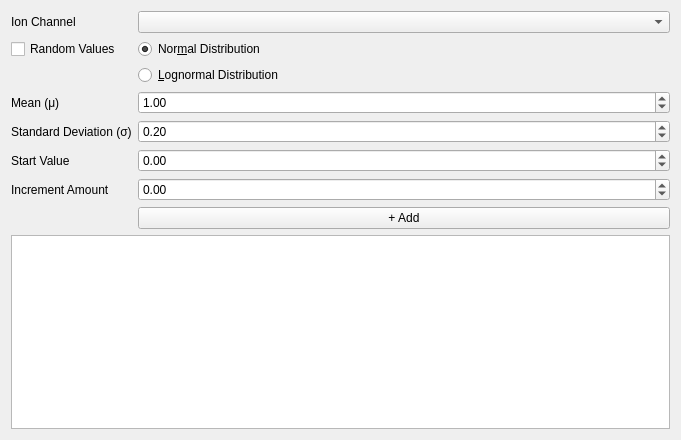
Old version of the form LongQtMain/pvarmenu.ui in the repository hundlab/LongQt.
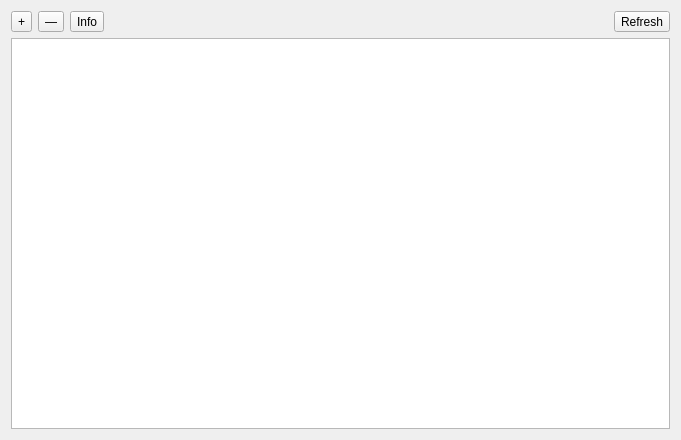
New version of the form.

Commit message: changed pvarmenu to have tool buttons

Diff of the .ui file:
```diff
--- a/LongQtMain/pvarmenu.ui
+++ b/LongQtMain/pvarmenu.ui
@@ -15,137 +15,45 @@
   </property>
   <layout class="QVBoxLayout" name="mainLayout">
    <item>
-    <layout class="QFormLayout" name="formLayout">
-     <item row="2" column="0">
-      <widget class="QLabel" name="ionChannelTypeLabel">
+    <layout class="QHBoxLayout" name="horizontalLayout">
+     <item>
+      <widget class="QToolButton" name="addButton">
        <property name="text">
-        <string>Ion Channel</string>
+        <string>+</string>
        </property>
       </widget>
      </item>
-     <item row="2" column="1">
-      <widget class="QComboBox" name="ionChannelType"/>
-     </item>
-     <item row="5" column="0">
-      <widget class="QCheckBox" name="randomize">
+     <item>
+      <widget class="QToolButton" name="removeButton">
        <property name="text">
-        <string>Random Values</string>
+        <string>—</string>
        </property>
       </widget>
      </item>
-     <item row="5" column="1">
-      <widget class="QRadioButton" name="normalDist">
-       <property name="visible">
-        <bool>false</bool>
-       </property>
+     <item>
+      <widget class="QToolButton" name="infoButton">
        <property name="text">
-        <string>Nor&amp;mal Distribution</string>
+        <string>Info</string>
        </property>
-       <property name="checked">
-        <bool>true</bool>
-       </property>
       </widget>
      </item>
-     <item row="6" column="1">
-      <widget class="QRadioButton" name="lognormalDist">
-       <property name="visible">
-        <bool>false</bool>
+     <item>
+      <spacer name="horizontalSpacer">
+       <property name="orientation">
+        <enum>Qt::Horizontal</enum>
        </property>
-       <property name="text">
-        <string>&amp;Lognormal Distribution</string>
+       <property name="sizeHint" stdset="0">
+        <size>
+         <width>40</width>
+         <height>20</height>
+        </size>
        </property>
-      </widget>
+      </spacer>
      </item>
-     <item row="8" column="0">
-      <widget class="QLabel" name="meanLabel">
-       <property name="visible">
-        <bool>false</bool>
-       </property>
+     <item>
+      <widget class="QToolButton" name="refreshButton">
        <property name="text">
-        <string>Mean (μ)</string>
-       </property>
-      </widget>
-     </item>
-     <item row="8" column="1">
-      <widget class="QDoubleSpinBox" name="mean">
-       <property name="visible">
-        <bool>false</bool>
-       </property>
-       <property name="minimum">
-        <double>-10.000000000000000</double>
-       </property>
-       <property name="maximum">
-        <double>10.000000000000000</double>
-       </property>
-       <property name="value">
-        <double>1.000000000000000</double>
-       </property>
-      </widget>
-     </item>
-     <item row="9" column="0">
-      <widget class="QLabel" name="stdDevLabel">
-       <property name="visible">
-        <bool>false</bool>
-       </property>
-       <property name="text">
-        <string>Standard Deviation (σ)</string>
-       </property>
-      </widget>
-     </item>
-     <item row="9" column="1">
-      <widget class="QDoubleSpinBox" name="stdDev">
-       <property name="visible">
-        <bool>false</bool>
-       </property>
-       <property name="minimum">
-        <double>-10.000000000000000</double>
-       </property>
-       <property name="maximum">
-        <double>10.000000000000000</double>
-       </property>
-       <property name="value">
-        <double>0.200000000000000</double>
-       </property>
-      </widget>
-     </item>
-     <item row="10" column="0">
-      <widget class="QLabel" name="startValLabel">
-       <property name="text">
-        <string>Start Value</string>
-       </property>
-      </widget>
-     </item>
-     <item row="10" column="1">
-      <widget class="QDoubleSpinBox" name="startVal">
-       <property name="minimum">
-        <double>-10.000000000000000</double>
-       </property>
-       <property name="maximum">
-        <double>10.000000000000000</double>
-       </property>
-      </widget>
-     </item>
-     <item row="13" column="0">
-      <widget class="QLabel" name="incAmtLabel">
-       <property name="text">
-        <string>Increment Amount</string>
-       </property>
-      </widget>
-     </item>
-     <item row="13" column="1">
-      <widget class="QDoubleSpinBox" name="incAmt">
-       <property name="minimum">
-        <double>-10.000000000000000</double>
-       </property>
-       <property name="maximum">
-        <double>10.000000000000000</double>
-       </property>
-      </widget>
-     </item>
-     <item row="14" column="1">
-      <widget class="QPushButton" name="addButton">
-       <property name="text">
-        <string>+ Add</string>
+        <string>Refresh</string>
        </property>
       </widget>
      </item>
@@ -156,6 +64,15 @@
      <property name="contextMenuPolicy">
       <enum>Qt::ActionsContextMenu</enum>
      </property>
+     <property name="selectionMode">
+      <enum>QAbstractItemView::ExtendedSelection</enum>
+     </property>
+     <property name="wordWrap">
+      <bool>true</bool>
+     </property>
+     <property name="sortingEnabled">
+      <bool>false</bool>
+     </property>
     </widget>
    </item>
   </layout>
```
Left out of the diff: 69 changed lines with no effect on the pictures. The commit also changes 6 other files.
